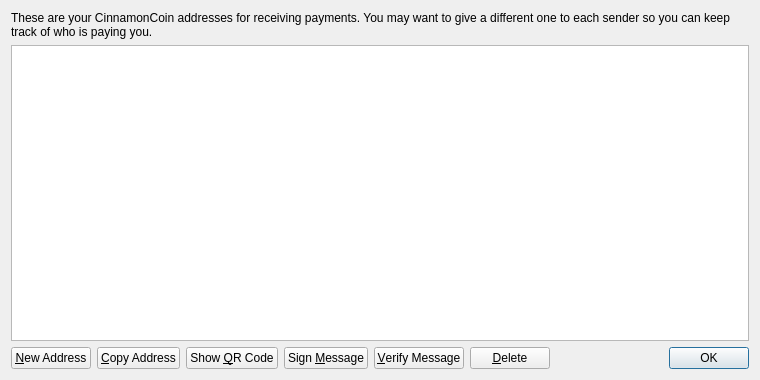
cinnamoncoin/cinnamoncoin, file src/qt/forms/addressbookpage.ui: the form before one commit.
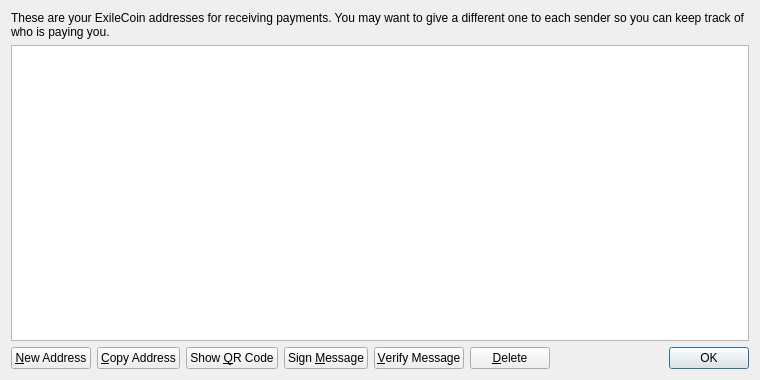
The form after the commit. Icons and pictures are not drawn.

Patch:
```diff
--- a/src/qt/forms/addressbookpage.ui
+++ b/src/qt/forms/addressbookpage.ui
@@ -17,7 +17,7 @@
    <item>
     <widget class="QLabel" name="labelExplanation">
      <property name="text">
-      <string>These are your CinnamonCoin addresses for receiving payments. You may want to give a different one to each sender so you can keep track of who is paying you.</string>
+      <string>These are your ExileCoin addresses for receiving payments. You may want to give a different one to each sender so you can keep track of who is paying you.</string>
      </property>
      <property name="textFormat">
       <enum>Qt::PlainText</enum>
```
Left out of the diff: 4 changed lines with no effect on the pictures.
